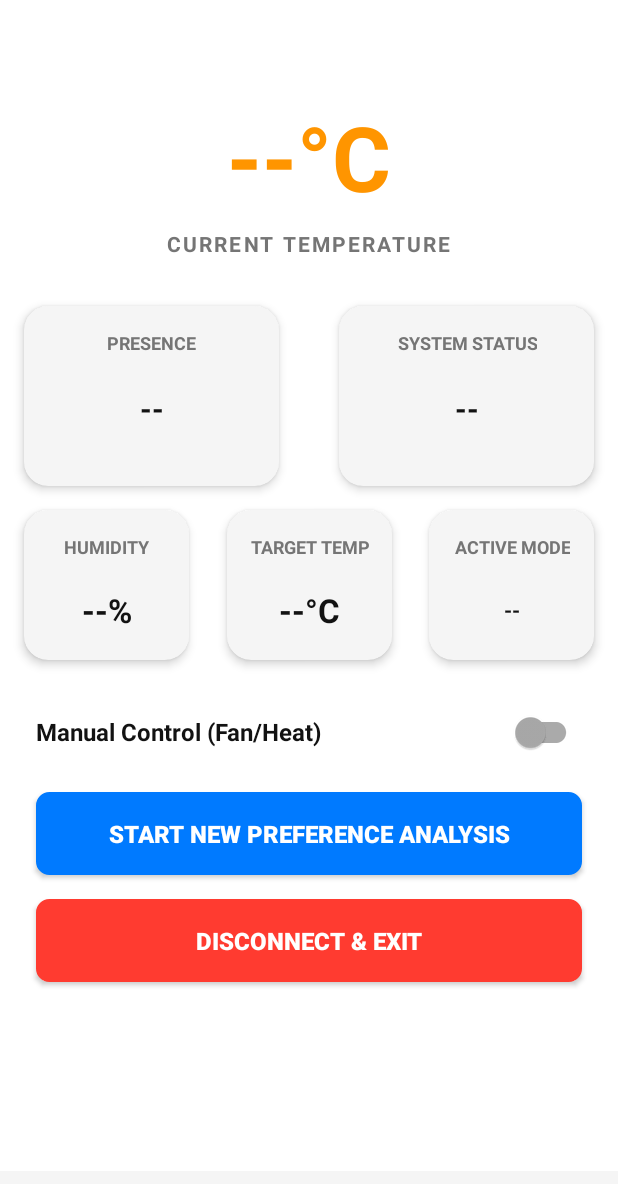
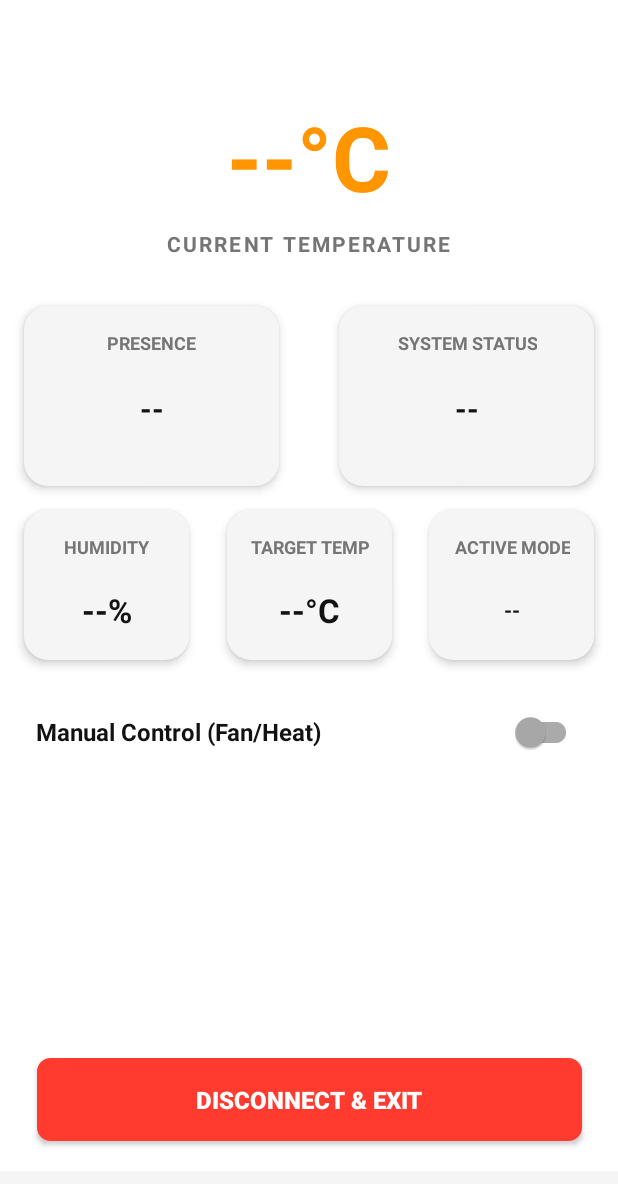
Before and after one commit to ayoubabbadi/Adaptive-Heating-Optimizer-Project-Public, an Android app: the MainActivity screen opened directly, with no data from a screen before it, on a phone screen of 412 x 824 dp. Shown: the top 1184 px of the screen. Run offline under Robolectric (Android 15) with nearby library versions, the phone set to English and light mode, and no system bars; libraries missing offline, so code that uses them is left out: info.mqtt.android; 2 statements that could not run were skipped.

Commit message:
Remove analyze button and update MQTT publish logic
Eliminated the analyze button from MainActivity and its layout. Updated MQTT publish logic to use the correct topic and added retain flag for target temperature messages. Improved heater status UI update to be case-insensitive.

```diff
--- a/My-Application/app/src/main/java/com/example/myapplication/MainActivity.kt
+++ b/My-Application/app/src/main/java/com/example/myapplication/MainActivity.kt
@@ -16,6 +16,7 @@ import androidx.appcompat.app.AlertDialog
 import androidx.appcompat.app.AppCompatActivity
 import androidx.appcompat.widget.SwitchCompat
 import androidx.cardview.widget.CardView
+import info.mqtt.android.service.MqttAndroidClient
 
 class MainActivity : AppCompatActivity() {
 
@@ -25,13 +26,11 @@ class MainActivity : AppCompatActivity() {
     private lateinit var humidityText: TextView
     private lateinit var targetText: TextView
     private lateinit var habitText: TextView
-    private lateinit var analyzeButton: Button
     private lateinit var disconnectButton: Button
     private lateinit var manualControlSwitch: SwitchCompat
     private lateinit var heaterCard: CardView
     private lateinit var targetCard: CardView
     private lateinit var connectionStatusBar: TextView
-
     private lateinit var preferencesManager: PreferencesManager
 
     private val dataReceiver = object : BroadcastReceiver() {
@@ -64,6 +63,7 @@ class MainActivity : AppCompatActivity() {
         loadData()
         setupListeners()
 
+
         val isConnected = MqttData.client != null && MqttData.client!!.isConnected
         if (isConnected) updateConnectionStatus(true) else updateConnectionStatus(null)
     }
@@ -76,9 +76,9 @@ class MainActivity : AppCompatActivity() {
         targetText = findViewById(R.id.target_text)
         habitText = findViewById(R.id.habit_text)
 
-        analyzeButton = findViewById(R.id.analyze_button)
+
+
         disconnectButton = findViewById(R.id.disconnect_button)
-
         manualControlSwitch = findViewById(R.id.manual_switch)
         heaterCard = findViewById(R.id.heater_card)
         targetCard = findViewById(R.id.target_temp_card)
@@ -88,11 +88,6 @@ class MainActivity : AppCompatActivity() {
     }
 
     private fun setupListeners() {
-        analyzeButton.setOnClickListener {
-            publish(MqttTopics.START_ANALYSIS, "start")
-            Toast.makeText(this, getString(R.string.starting_new_analysis), Toast.LENGTH_SHORT).show()
-        }
-
         disconnectButton.setOnClickListener {
             val serviceIntent = Intent(this, MqttService::class.java)
             stopService(serviceIntent)
@@ -139,7 +134,7 @@ class MainActivity : AppCompatActivity() {
             MqttTopics.HABIT -> habitText.text = payload
             MqttTopics.HEATER_STATUS -> {
                 heaterText.text = payload
-                if (payload == "ON") {
+                if (payload.equals("ON", ignoreCase = true)) {
                     heaterCard.setCardBackgroundColor(getColor(R.color.accent_hot))
                 } else {
                     heaterCard.setCardBackgroundColor(getColor(R.color.surface))
@@ -195,7 +190,8 @@ class MainActivity : AppCompatActivity() {
                 try {
                     val newTemp = newTempStr.toFloat()
                     if (newTemp in 10.0..35.0) {
-                        publish(MqttTopics.SET_TEMP, newTempStr)
+
+                        publish(MqttTopics.TARGET, newTempStr)
                         targetText.text = getString(R.string.temperature_format, newTempStr)
                         preferencesManager.saveData(MqttTopics.TARGET, newTempStr)
                         dialog.dismiss()
@@ -245,7 +241,7 @@ class MainActivity : AppCompatActivity() {
 
     private fun setControlsEnabled(isEnabled: Boolean) {
         manualControlSwitch.isEnabled = isEnabled
-        analyzeButton.isEnabled = isEnabled
+
         targetCard.isEnabled = isEnabled
         targetCard.alpha = if (isEnabled) 1.0f else 0.5f
     }
--- a/My-Application/app/src/main/java/com/example/myapplication/MqttService.kt
+++ b/My-Application/app/src/main/java/com/example/myapplication/MqttService.kt
@@ -15,9 +15,9 @@ import android.os.Bundle
 import android.os.IBinder
 import androidx.core.app.NotificationCompat
 
+
 import info.mqtt.android.service.MqttAndroidClient
 import info.mqtt.android.service.Ack
-
 
 import org.eclipse.paho.client.mqttv3.IMqttActionListener
 import org.eclipse.paho.client.mqttv3.IMqttDeliveryToken
@@ -74,7 +74,6 @@ class MqttService : Service() {
 
     @SuppressLint("ForegroundServiceType")
     override fun onStartCommand(intent: Intent?, flags: Int, startId: Int): Int {
-
         startForeground(notificationId, createNotification(getString(R.string.notification_waiting)))
 
         if (intent != null && intent.action == ACTION_CONNECT) {
@@ -109,7 +108,11 @@ class MqttService : Service() {
                     val topic = intent.getStringExtra(EXTRA_TOPIC)
                     val message = intent.getStringExtra(EXTRA_MESSAGE)
                     if (topic != null && message != null) {
-                        publish(topic, message)
+
+                        val shouldRetain = (topic == MqttTopics.TARGET)
+
+
+                        publish(topic, message, shouldRetain)
                     }
                 }
                 ACTION_DISCONNECT -> disconnect()
@@ -128,12 +131,12 @@ class MqttService : Service() {
 
         mqttClient = MqttAndroidClient(applicationContext, serverUri, clientId, Ack.AUTO_ACK)
 
-
         MqttData.client = mqttClient
 
         mqttClient?.setCallback(object : MqttCallbackExtended {
             override fun connectComplete(reconnect: Boolean, serverURI: String?) {
                 subscribeToTopics()
+
                 publish(MqttTopics.APP_STATUS, "ONLINE", retain = true)
                 updateNotification(getString(R.string.notification_connected))
                 sendBroadcastMessage(STATUS_CONNECTED, null)
@@ -198,7 +201,9 @@ class MqttService : Service() {
     private fun publish(topic: String, message: String, retain: Boolean = false) {
         if (mqttClient?.isConnected == true) {
             try {
-                val mqttMessage = MqttMessage(message.toByteArray()).apply { isRetained = retain }
+                val mqttMessage = MqttMessage(message.toByteArray()).apply {
+                    isRetained = retain
+                }
                 mqttClient?.publish(topic, mqttMessage)
             } catch (e: MqttException) {
                 e.printStackTrace()
@@ -226,7 +231,6 @@ class MqttService : Service() {
     }
 
     private fun createNotification(text: String): Notification {
-
         val pendingIntent = PendingIntent.getActivity(
             this, 0, Intent(this, MainActivity::class.java),
             PendingIntent.FLAG_IMMUTABLE or PendingIntent.FLAG_UPDATE_CURRENT
--- a/My-Application/app/src/main/res/layout/activity_main.xml
+++ b/My-Application/app/src/main/res/layout/activity_main.xml
@@ -298,41 +298,19 @@
 
 
     <Button
-        android:id="@+id/analyze_button"
-        android:layout_width="0dp"
+        android:id="@+id/disconnect_button"
+        android:layout_width="363dp"
         android:layout_height="55dp"
-        android:layout_marginTop="16dp"
-        android:layout_marginStart="24dp"
-        android:layout_marginEnd="24dp"
-        android:background="@drawable/button_bg"
-        app:backgroundTint="@color/accent_primary"
-        android:text="@string/start_new_preference_analysis"
-        android:textColor="@color/white"
-        android:textSize="16sp"
-        android:textStyle="bold"
-        app:layout_constraintEnd_toEndOf="parent"
-        app:layout_constraintStart_toStartOf="parent"
-        app:layout_constraintTop_toBottomOf="@+id/manual_switch" />
-
-
-    <Button
-        android:id="@+id/disconnect_button"
-        android:layout_width="0dp"
-        android:layout_height="55dp"
-        android:layout_marginTop="16dp"
-        android:layout_marginStart="24dp"
-        android:layout_marginEnd="24dp"
+        android:layout_margin="20dp"
         android:background="@drawable/exit_button"
-        app:backgroundTint="@color/status_red"
         android:text="@string/disconnect_button_text"
         android:textColor="@color/white"
         android:textSize="16sp"
         android:textStyle="bold"
+        app:backgroundTint="@color/status_red"
+        app:layout_constraintBottom_toTopOf="@+id/connection_status_bar"
         app:layout_constraintEnd_toEndOf="parent"
-        app:layout_constraintStart_toStartOf="parent"
-        app:layout_constraintTop_toBottomOf="@+id/analyze_button"
-        app:layout_constraintBottom_toTopOf="@+id/connection_status_bar"
-        app:layout_constraintVertical_bias="0.0"/>
+        app:layout_constraintStart_toStartOf="parent" />
 
 
     <TextView
```
